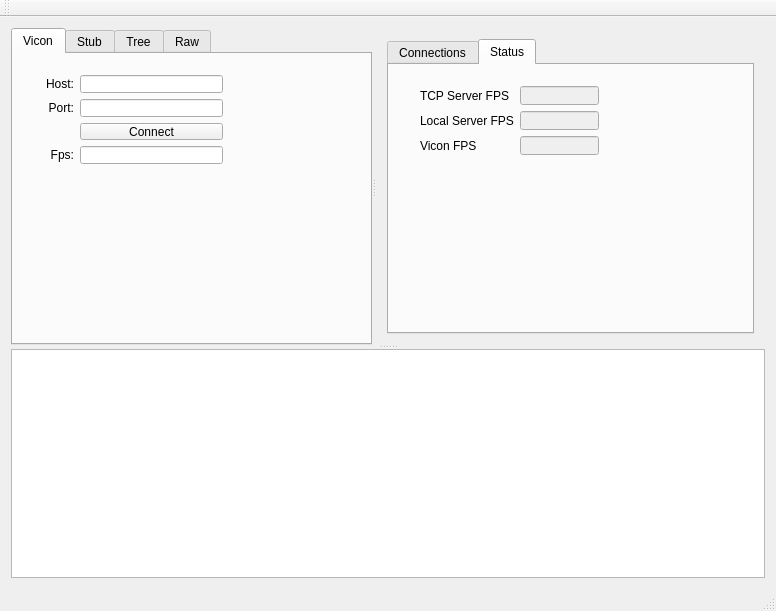
Old version of the form repeater/mainwindow.ui in the repository mocap-ca/vive.
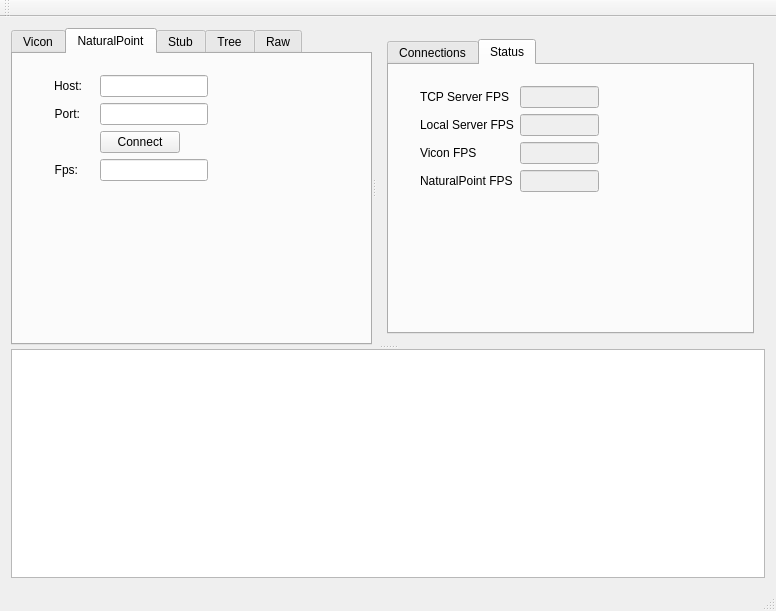
New version of the form.

Commit message: Cross-platform processing code for NaturalPoint UDP broadcasts.  IN-PROGRESS, Needs to parse data into the Subject List.

Patch:
```diff
--- a/repeater/mainwindow.ui
+++ b/repeater/mainwindow.ui
@@ -26,7 +26,7 @@
        </property>
        <widget class="QTabWidget" name="tabWidget">
         <property name="currentIndex">
-         <number>0</number>
+         <number>1</number>
         </property>
         <widget class="QWidget" name="ViconTab">
          <attribute name="title">
@@ -38,7 +38,7 @@
             <x>10</x>
             <y>10</y>
             <width>211</width>
-            <height>111</height>
+            <height>119</height>
            </rect>
           </property>
           <layout class="QFormLayout" name="formLayout">
@@ -170,6 +170,148 @@
           </layout>
          </widget>
         </widget>
+        <widget class="QWidget" name="NPTab">
+         <attribute name="title">
+          <string>NaturalPoint</string>
+         </attribute>
+         <widget class="QWidget" name="formLayoutWidget_3">
+          <property name="geometry">
+           <rect>
+            <x>30</x>
+            <y>10</y>
+            <width>241</width>
+            <height>225</height>
+           </rect>
+          </property>
+          <layout class="QFormLayout" name="formLayout_3">
+           <property name="fieldGrowthPolicy">
+            <enum>QFormLayout::FieldsStayAtSizeHint</enum>
+           </property>
+           <item row="0" column="0">
+            <widget class="QLabel" name="label_7">
+             <property name="sizePolicy">
+              <sizepolicy hsizetype="Expanding" vsizetype="Preferred">
+               <horstretch>0</horstretch>
+               <verstretch>0</verstretch>
+              </sizepolicy>
+             </property>
+             <property name="text">
+              <string>Host:</string>
+             </property>
+             <property name="alignment">
+              <set>Qt::AlignRight|Qt::AlignTrailing|Qt::AlignVCenter</set>
+             </property>
+            </widget>
+           </item>
+           <item row="0" column="1">
+            <widget class="QLineEdit" name="lineEditNPHost">
+             <property name="sizePolicy">
+              <sizepolicy hsizetype="Expanding" vsizetype="Fixed">
+               <horstretch>0</horstretch>
+               <verstretch>0</verstretch>
+              </sizepolicy>
+             </property>
+             <property name="minimumSize">
+              <size>
+               <width>50</width>
+               <height>0</height>
+              </size>
+             </property>
+             <property name="maximumSize">
+              <size>
+               <width>16777215</width>
+               <height>16777215</height>
+              </size>
+             </property>
+            </widget>
+           </item>
+           <item row="1" column="0">
+            <widget class="QLabel" name="label_10">
+             <property name="sizePolicy">
+              <sizepolicy hsizetype="Expanding" vsizetype="Preferred">
+               <horstretch>0</horstretch>
+               <verstretch>0</verstretch>
+              </sizepolicy>
+             </property>
+             <property name="text">
+              <string>Port:</string>
+             </property>
+             <property name="alignment">
+              <set>Qt::AlignRight|Qt::AlignTrailing|Qt::AlignVCenter</set>
+             </property>
+            </widget>
+           </item>
+           <item row="1" column="1">
+            <widget class="QLineEdit" name="lineEditNPPort">
+             <property name="minimumSize">
+              <size>
+               <width>50</width>
+               <height>0</height>
+              </size>
+             </property>
+            </widget>
+           </item>
+           <item row="2" column="0">
+            <spacer name="horizontalSpacer_3">
+             <property name="orientation">
+              <enum>Qt::Horizontal</enum>
+             </property>
+             <property name="sizeHint" stdset="0">
+              <size>
+               <width>40</width>
+               <height>20</height>
+              </size>
+             </property>
+            </spacer>
+           </item>
+           <item row="2" column="1">
+            <widget class="QPushButton" name="pushButtonNPConnect">
+             <property name="text">
+              <string>Connect</string>
+             </property>
+            </widget>
+           </item>
+           <item row="3" column="0">
+            <widget class="QLabel" name="label_9">
+             <property name="sizePolicy">
+              <sizepolicy hsizetype="Expanding" vsizetype="Preferred">
+               <horstretch>0</horstretch>
+               <verstretch>0</verstretch>
+              </sizepolicy>
+             </property>
+             <property name="text">
+              <string>Fps:</string>
+             </property>
+             <property name="alignment">
+              <set>Qt::AlignRight|Qt::AlignTrailing|Qt::AlignVCenter</set>
+             </property>
+            </widget>
+           </item>
+           <item row="3" column="1">
+            <widget class="QLineEdit" name="lineEditNPStatus">
+             <property name="sizePolicy">
+              <sizepolicy hsizetype="Expanding" vsizetype="Fixed">
+               <horstretch>0</horstretch>
+               <verstretch>0</verstretch>
+              </sizepolicy>
+             </property>
+             <property name="minimumSize">
+              <size>
+               <width>50</width>
+               <height>0</height>
+              </size>
+             </property>
+             <property name="maximumSize">
+              <size>
+               <width>16777215</width>
+               <height>16777215</height>
+              </size>
+             </property>
+            </widget>
+           </item>
+          </layout>
+         </widget>
+        </widget>
         <widget class="QWidget" name="StubTab">
          <attribute name="title">
           <string>Stub</string>
@@ -262,7 +404,7 @@
                <x>20</x>
                <y>10</y>
                <width>201</width>
-               <height>91</height>
+               <height>142</height>
               </rect>
              </property>
              <layout class="QFormLayout" name="formLayout_2">
@@ -311,6 +453,20 @@
                 </property>
                </widget>
               </item>
+              <item row="3" column="0">
+               <widget class="QLabel" name="label_16">
+                <property name="text">
+                 <string>NaturalPoint FPS</string>
+                </property>
+               </widget>
+              </item>
+              <item row="3" column="1">
+               <widget class="QLineEdit" name="lineEditNaturalPointFPS">
+                <property name="enabled">
+                 <bool>false</bool>
+                </property>
+               </widget>
+              </item>
              </layout>
             </widget>
            </widget>
```
Left out of the diff: 20 changed lines with no effect on the pictures. The commit also changes 8 other files.
